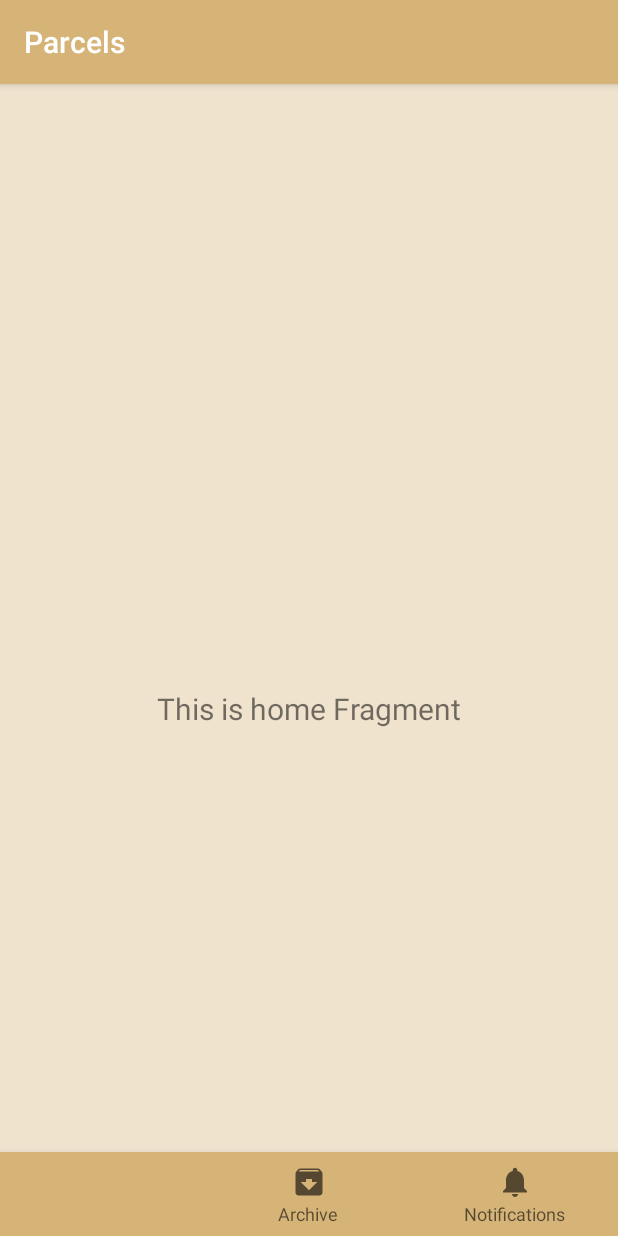
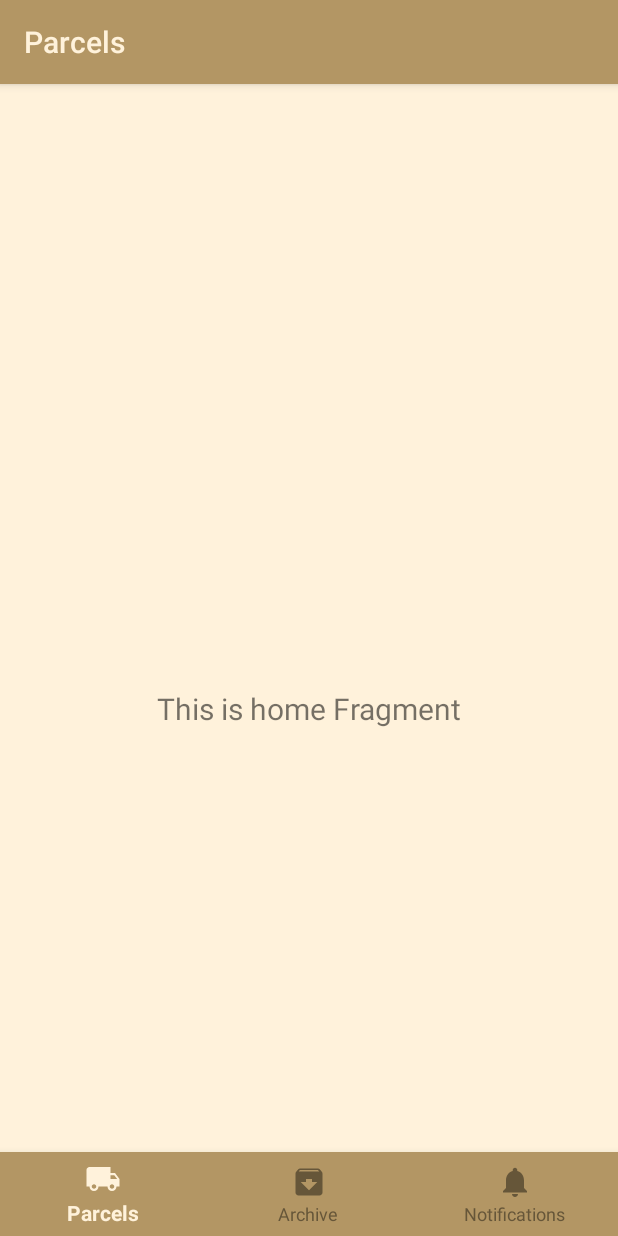
Before and after one commit to outlying/paczka, an Android app: the screen it shows after launch (MainActivity), on a phone screen of 412 x 824 dp. Run offline under Robolectric (Android 15) with nearby library versions, the phone set to English and light mode, and no system bars; our stand-ins replace navigation-ui.

Commit message:
Base coloring setup

```diff
--- /dev/null
+++ b/app/src/main/res/color/tab_color.xml
@@ -0,0 +1,5 @@
+<?xml version="1.0" encoding="utf-8"?>
+<selector xmlns:android="http://schemas.android.com/apk/res/android">
+    <item android:color="@color/base_light" android:state_checked="true"/>
+    <item android:color="@color/base_dark"/>
+</selector>
--- a/app/src/main/res/layout/activity_main.xml
+++ b/app/src/main/res/layout/activity_main.xml
@@ -8,6 +8,7 @@
 
     <com.google.android.material.bottomnavigation.BottomNavigationView
             android:id="@+id/nav_view"
+            style="@style/BottomNavigation"
             android:layout_width="0dp"
             android:layout_height="wrap_content"
             android:layout_marginStart="0dp"
--- a/app/src/main/res/values/colors.xml
+++ b/app/src/main/res/values/colors.xml
@@ -1,9 +1,12 @@
 <?xml version="1.0" encoding="utf-8"?>
 <resources>
 
-    <color name="colorAccent">#03DAC5</color>
+    <color name="accent">#03DAC5</color>
 
-    <color name="base_light">#F0E3CE</color>
-    <color name="base_vivid">#D6B478</color>
-    <color name="base_dark">#574931</color>
+    <color name="base_light">#FFF2DB</color>
+    <color name="base_vivid">#B39664</color>
+    <color name="base_dark">#665639</color>
+
+    <color name="base_vivid_alt">#E6C081</color>
+    <color name="base_dark_alt">#666158</color>
 </resources>
--- a/app/src/main/res/values/styles.xml
+++ b/app/src/main/res/values/styles.xml
@@ -9,7 +9,18 @@
         <!-- Customize your theme here. -->
         <item name="colorPrimary">@color/base_vivid</item>
         <item name="colorPrimaryDark">@color/base_dark</item>
-        <item name="colorAccent">@color/colorAccent</item>
+        <item name="colorAccent">@color/accent</item>
+        <item name="actionBarTheme">@style/AppTheme.AppBarOverlay</item>
+    </style>
+
+    <style name="AppTheme.AppBarOverlay" parent="ThemeOverlay.AppCompat.ActionBar">
+        <item name="android:textColorPrimary">@color/base_light</item>
+    </style>
+
+    <style name="BottomNavigation">
+        <item name="itemBackground">@color/base_vivid</item>
+        <item name="itemIconTint">@color/tab_color</item>
+        <item name="itemTextColor">@color/tab_color</item>
     </style>
 
 </resources>
```
